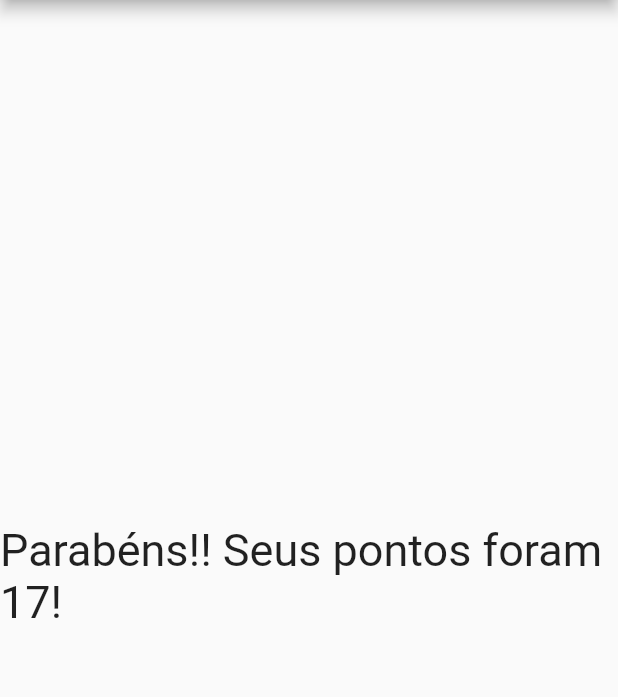
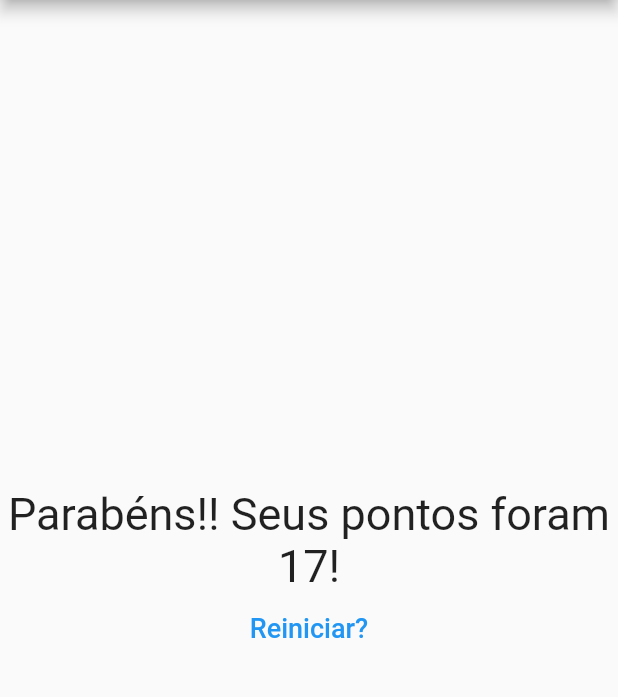
Before and after one commit to GabrielMerigo/quiz, a Flutter app: the screen it shows after launch, after a tap on "Azul", after a tap on "Gato", after a tap on "flamerda", on a phone screen of 412 x 824 dp, the part 84-781 px from its top. Run offline on Flutter 3.47's test engine with Material 2 defaults, Android fonts, the phone set to English and light mode, and no system bars.

Commit message:
adding stuff

```diff
--- a/lib/main.dart
+++ b/lib/main.dart
@@ -46,6 +46,13 @@ class PerguntaAppState extends State<PerguntaApp> {
     });
   }
 
+  onReset() {
+    setState(() {
+      perguntaSelecionada = 0;
+      pontos = 0;
+    });
+  }
+
   bool get temPerguntaSelecionada {
     return perguntaSelecionada < _perguntas.length;
   }
@@ -76,7 +83,8 @@ class PerguntaAppState extends State<PerguntaApp> {
                 perguntas: _perguntas,
                 widgets: widgets,
               )
-              : Resultado("Parabéns!! Seus pontos foram $pontos!")),
+            : Resultado("Parabéns!! Seus pontos foram $pontos!", onReset),
+      ),
     );
   }
 }
--- a/lib/widgets/resultado.dart
+++ b/lib/widgets/resultado.dart
@@ -2,16 +2,27 @@ import 'package:flutter/material.dart';
 
 class Resultado extends StatelessWidget {
   final String message;
+  final void Function() onReset;
 
-  Resultado(this.message);
+  Resultado(this.message, this.onReset);
 
   @override
   Widget build(BuildContext context) {
-    return Center(
-      child: Text(
-        message,
-        style: TextStyle(fontSize: 30),
-      ),
+    return Column(
+      mainAxisAlignment: MainAxisAlignment.center,
+      children: [
+        Center(
+          child: Text(
+            message,
+            style: TextStyle(fontSize: 30),
+            textAlign: TextAlign.center,
+          ),
+        ),
+        TextButton(
+          onPressed: onReset,
+          child: Text('Reiniciar?', style: TextStyle(fontSize: 18)),
+        )
+      ],
     );
   }
 }
```
Lines whose indentation alone changed are shown as unchanged.
